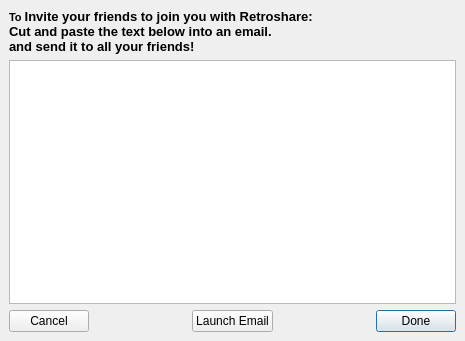
Above: rs-Qt-gui/src/gui/connect/InviteDialog.ui from autoscatto/retroshare before the change. Below: the same form after it.
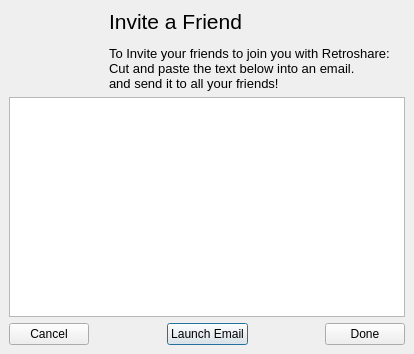
That is the form after the change.

The edit to the form file:
```diff
--- a/rs-Qt-gui/src/gui/connect/InviteDialog.ui
+++ b/rs-Qt-gui/src/gui/connect/InviteDialog.ui
@@ -5,8 +5,8 @@
    <rect>
     <x>0</x>
     <y>0</y>
-    <width>465</width>
-    <height>341</height>
+    <width>414</width>
+    <height>354</height>
    </rect>
   </property>
   <property name="windowTitle" >
@@ -19,26 +19,13 @@
    <property name="spacing" >
     <number>6</number>
    </property>
-   <item row="2" column="4" >
-    <widget class="QPushButton" name="doneButton" >
+   <item row="2" column="2" >
+    <widget class="QPushButton" name="emailButton" >
      <property name="text" >
-      <string>Done</string>
+      <string>Launch Email</string>
      </property>
     </widget>
    </item>
-   <item row="2" column="1" >
-    <spacer>
-     <property name="orientation" >
-      <enum>Qt::Horizontal</enum>
-     </property>
-     <property name="sizeHint" >
-      <size>
-       <width>40</width>
-       <height>20</height>
-      </size>
-     </property>
-    </spacer>
-   </item>
    <item row="1" column="0" colspan="5" >
     <widget class="QTextEdit" name="emailText" >
      <property name="readOnly" >
@@ -55,13 +42,506 @@
      </property>
     </widget>
    </item>
-   <item row="2" column="2" >
-    <widget class="QPushButton" name="emailButton" >
+   <item row="0" column="0" colspan="5" >
+    <widget class="QLabel" name="invitefriendLabel" >
+     <property name="palette" >
+      <palette>
+       <active>
+        <colorrole role="WindowText" >
+         <brush brushstyle="SolidPattern" >
+          <color alpha="255" >
+           <red>0</red>
+           <green>0</green>
+           <blue>0</blue>
+          </color>
+         </brush>
+        </colorrole>
+        <colorrole role="Button" >
+         <brush brushstyle="SolidPattern" >
+          <color alpha="255" >
+           <red>212</red>
+           <green>208</green>
+           <blue>200</blue>
+          </color>
+         </brush>
+        </colorrole>
+        <colorrole role="Light" >
+         <brush brushstyle="SolidPattern" >
+          <color alpha="255" >
+           <red>255</red>
+           <green>255</green>
+           <blue>255</blue>
+          </color>
+         </brush>
+        </colorrole>
+        <colorrole role="Midlight" >
+         <brush brushstyle="SolidPattern" >
+          <color alpha="255" >
+           <red>234</red>
+           <green>229</green>
+           <blue>220</blue>
+          </color>
+         </brush>
+        </colorrole>
+        <colorrole role="Dark" >
+         <brush brushstyle="SolidPattern" >
+          <color alpha="255" >
+           <red>128</red>
+           <green>128</green>
+           <blue>128</blue>
+          </color>
+         </brush>
+        </colorrole>
+        <colorrole role="Mid" >
+         <brush brushstyle="SolidPattern" >
+          <color alpha="255" >
+           <red>141</red>
+           <green>139</green>
+           <blue>133</blue>
+          </color>
+         </brush>
+        </colorrole>
+        <colorrole role="Text" >
+         <brush brushstyle="SolidPattern" >
+          <color alpha="255" >
+           <red>255</red>
+           <green>255</green>
+           <blue>255</blue>
+          </color>
+         </brush>
+        </colorrole>
+        <colorrole role="BrightText" >
+         <brush brushstyle="SolidPattern" >
+          <color alpha="255" >
+           <red>255</red>
+           <green>255</green>
+           <blue>255</blue>
+          </color>
+         </brush>
+        </colorrole>
+        <colorrole role="ButtonText" >
+         <brush brushstyle="SolidPattern" >
+          <color alpha="255" >
+           <red>0</red>
+           <green>0</green>
+           <blue>0</blue>
+          </color>
+         </brush>
+        </colorrole>
+        <colorrole role="Base" >
+         <brush brushstyle="SolidPattern" >
+          <color alpha="255" >
+           <red>255</red>
+           <green>255</green>
+           <blue>255</blue>
+          </color>
+         </brush>
+        </colorrole>
+        <colorrole role="Window" >
+         <brush brushstyle="SolidPattern" >
+          <color alpha="255" >
+           <red>212</red>
+           <green>208</green>
+           <blue>200</blue>
+          </color>
+         </brush>
+        </colorrole>
+        <colorrole role="Shadow" >
+         <brush brushstyle="SolidPattern" >
+          <color alpha="255" >
+           <red>64</red>
+           <green>64</green>
+           <blue>64</blue>
+          </color>
+         </brush>
+        </colorrole>
+        <colorrole role="Highlight" >
+         <brush brushstyle="SolidPattern" >
+          <color alpha="255" >
+           <red>10</red>
+           <green>36</green>
+           <blue>106</blue>
+          </color>
+         </brush>
+        </colorrole>
+        <colorrole role="HighlightedText" >
+         <brush brushstyle="SolidPattern" >
+          <color alpha="255" >
+           <red>255</red>
+           <green>255</green>
+           <blue>255</blue>
+          </color>
+         </brush>
+        </colorrole>
+        <colorrole role="Link" >
+         <brush brushstyle="SolidPattern" >
+          <color alpha="255" >
+           <red>0</red>
+           <green>0</green>
+           <blue>255</blue>
+          </color>
+         </brush>
+        </colorrole>
+        <colorrole role="LinkVisited" >
+         <brush brushstyle="SolidPattern" >
+          <color alpha="255" >
+           <red>255</red>
+           <green>0</green>
+           <blue>255</blue>
+          </color>
+         </brush>
+        </colorrole>
+        <colorrole role="AlternateBase" >
+         <brush brushstyle="SolidPattern" >
+          <color alpha="255" >
+           <red>232</red>
+           <green>232</green>
+           <blue>232</blue>
+          </color>
+         </brush>
+        </colorrole>
+       </active>
+       <inactive>
+        <colorrole role="WindowText" >
+         <brush brushstyle="SolidPattern" >
+          <color alpha="255" >
+           <red>0</red>
+           <green>0</green>
+           <blue>0</blue>
+          </color>
+         </brush>
+        </colorrole>
+        <colorrole role="Button" >
+         <brush brushstyle="SolidPattern" >
+          <color alpha="255" >
+           <red>212</red>
+           <green>208</green>
+           <blue>200</blue>
+          </color>
+         </brush>
+        </colorrole>
+        <colorrole role="Light" >
+         <brush brushstyle="SolidPattern" >
+          <color alpha="255" >
+           <red>255</red>
+           <green>255</green>
+           <blue>255</blue>
+          </color>
+         </brush>
+        </colorrole>
+        <colorrole role="Midlight" >
+         <brush brushstyle="SolidPattern" >
+          <color alpha="255" >
+           <red>234</red>
+           <green>229</green>
+           <blue>220</blue>
+          </color>
+         </brush>
+        </colorrole>
+        <colorrole role="Dark" >
+         <brush brushstyle="SolidPattern" >
+          <color alpha="255" >
+           <red>128</red>
+           <green>128</green>
+           <blue>128</blue>
+          </color>
+         </brush>
+        </colorrole>
+        <colorrole role="Mid" >
+         <brush brushstyle="SolidPattern" >
+          <color alpha="255" >
+           <red>141</red>
+           <green>139</green>
+           <blue>133</blue>
+          </color>
+         </brush>
+        </colorrole>
+        <colorrole role="Text" >
+         <brush brushstyle="SolidPattern" >
+          <color alpha="255" >
+           <red>255</red>
+           <green>255</green>
+           <blue>255</blue>
+          </color>
+         </brush>
+        </colorrole>
+        <colorrole role="BrightText" >
+         <brush brushstyle="SolidPattern" >
+          <color alpha="255" >
+           <red>255</red>
+           <green>255</green>
+           <blue>255</blue>
+          </color>
+         </brush>
+        </colorrole>
+        <colorrole role="ButtonText" >
+         <brush brushstyle="SolidPattern" >
+          <color alpha="255" >
+           <red>0</red>
+           <green>0</green>
+           <blue>0</blue>
+          </color>
+         </brush>
+        </colorrole>
+        <colorrole role="Base" >
+         <brush brushstyle="SolidPattern" >
+          <color alpha="255" >
+           <red>255</red>
+           <green>255</green>
+           <blue>255</blue>
+          </color>
+         </brush>
+        </colorrole>
+        <colorrole role="Window" >
+         <brush brushstyle="SolidPattern" >
+          <color alpha="255" >
+           <red>212</red>
+           <green>208</green>
+           <blue>200</blue>
+          </color>
+         </brush>
+        </colorrole>
+        <colorrole role="Shadow" >
+         <brush brushstyle="SolidPattern" >
+          <color alpha="255" >
+           <red>64</red>
+           <green>64</green>
+           <blue>64</blue>
+          </color>
+         </brush>
+        </colorrole>
+        <colorrole role="Highlight" >
+         <brush brushstyle="SolidPattern" >
+          <color alpha="255" >
+           <red>212</red>
+           <green>208</green>
+           <blue>200</blue>
+          </color>
+         </brush>
+        </colorrole>
+        <colorrole role="HighlightedText" >
+         <brush brushstyle="SolidPattern" >
+          <color alpha="255" >
+           <red>0</red>
+           <green>0</green>
+           <blue>0</blue>
+          </color>
+         </brush>
+        </colorrole>
+        <colorrole role="Link" >
+         <brush brushstyle="SolidPattern" >
+          <color alpha="255" >
+           <red>0</red>
+           <green>0</green>
+           <blue>255</blue>
+          </color>
+         </brush>
+        </colorrole>
+        <colorrole role="LinkVisited" >
+         <brush brushstyle="SolidPattern" >
+          <color alpha="255" >
+           <red>255</red>
+           <green>0</green>
+           <blue>255</blue>
+          </color>
+         </brush>
+        </colorrole>
+        <colorrole role="AlternateBase" >
+         <brush brushstyle="SolidPattern" >
+          <color alpha="255" >
+           <red>232</red>
+           <green>232</green>
+           <blue>232</blue>
+          </color>
+         </brush>
+        </colorrole>
+       </inactive>
+       <disabled>
+        <colorrole role="WindowText" >
+         <brush brushstyle="SolidPattern" >
+          <color alpha="255" >
+           <red>106</red>
+           <green>104</green>
+           <blue>100</blue>
+          </color>
+         </brush>
+        </colorrole>
+        <colorrole role="Button" >
+         <brush brushstyle="SolidPattern" >
+          <color alpha="255" >
+           <red>212</red>
+           <green>208</green>
+           <blue>200</blue>
+          </color>
+         </brush>
+        </colorrole>
+        <colorrole role="Light" >
+         <brush brushstyle="SolidPattern" >
+          <color alpha="255" >
+           <red>255</red>
+           <green>255</green>
+           <blue>255</blue>
+          </color>
+         </brush>
+        </colorrole>
+        <colorrole role="Midlight" >
+         <brush brushstyle="SolidPattern" >
+          <color alpha="255" >
+           <red>233</red>
+           <green>231</green>
+           <blue>227</blue>
+          </color>
+         </brush>
+        </colorrole>
+        <colorrole role="Dark" >
+         <brush brushstyle="SolidPattern" >
+          <color alpha="255" >
+           <red>128</red>
+           <green>128</green>
+           <blue>128</blue>
+          </color>
+         </brush>
+        </colorrole>
+        <colorrole role="Mid" >
+         <brush brushstyle="SolidPattern" >
+          <color alpha="255" >
+           <red>141</red>
+           <green>139</green>
+           <blue>133</blue>
+          </color>
+         </brush>
+        </colorrole>
+        <colorrole role="Text" >
+         <brush brushstyle="SolidPattern" >
+          <color alpha="255" >
+           <red>106</red>
+           <green>104</green>
+           <blue>100</blue>
+          </color>
+         </brush>
+        </colorrole>
+        <colorrole role="BrightText" >
+         <brush brushstyle="SolidPattern" >
+          <color alpha="255" >
+           <red>255</red>
+           <green>255</green>
+           <blue>255</blue>
+          </color>
+         </brush>
+        </colorrole>
+        <colorrole role="ButtonText" >
+         <brush brushstyle="SolidPattern" >
+          <color alpha="255" >
+           <red>106</red>
+           <green>104</green>
+           <blue>100</blue>
+          </color>
+         </brush>
+        </colorrole>
+        <colorrole role="Base" >
+         <brush brushstyle="SolidPattern" >
+          <color alpha="255" >
+           <red>212</red>
+           <green>208</green>
+           <blue>200</blue>
+          </color>
+         </brush>
+        </colorrole>
+        <colorrole role="Window" >
+         <brush brushstyle="SolidPattern" >
+          <color alpha="255" >
+           <red>212</red>
+           <green>208</green>
+           <blue>200</blue>
+          </color>
+         </brush>
+        </colorrole>
+        <colorrole role="Shadow" >
+         <brush brushstyle="SolidPattern" >
+          <color alpha="255" >
+           <red>0</red>
+           <green>0</green>
+           <blue>0</blue>
+          </color>
+         </brush>
+        </colorrole>
+        <colorrole role="Highlight" >
+         <brush brushstyle="SolidPattern" >
+          <color alpha="255" >
+           <red>10</red>
+           <green>36</green>
+           <blue>106</blue>
+          </color>
+         </brush>
+        </colorrole>
+        <colorrole role="HighlightedText" >
+         <brush brushstyle="SolidPattern" >
+          <color alpha="255" >
+           <red>255</red>
+           <green>255</green>
+           <blue>255</blue>
+          </color>
+         </brush>
+        </colorrole>
+        <colorrole role="Link" >
+         <brush brushstyle="SolidPattern" >
+          <color alpha="255" >
+           <red>0</red>
+           <green>0</green>
+           <blue>255</blue>
+          </color>
+         </brush>
+        </colorrole>
+        <colorrole role="LinkVisited" >
+         <brush brushstyle="SolidPattern" >
+          <color alpha="255" >
+           <red>255</red>
+           <green>0</green>
+           <blue>255</blue>
+          </color>
+         </brush>
+        </colorrole>
+        <colorrole role="AlternateBase" >
+         <brush brushstyle="SolidPattern" >
+          <color alpha="255" >
+           <red>232</red>
+           <green>232</green>
+           <blue>232</blue>
+          </color>
+         </brush>
+        </colorrole>
+       </disabled>
+      </palette>
+     </property>
      <property name="text" >
-      <string>Launch Email</string>
+      <string>&lt;html>&lt;head>&lt;meta name="qrichtext" content="1" />&lt;style type="text/css">
+p, li { white-space: pre-wrap; }
+&lt;/style>&lt;/head>&lt;body style=" font-family:'MS Shell Dlg 2'; font-size:8.25pt; font-weight:400; font-style:normal; text-decoration:none;">
+&lt;p style=" margin-top:0px; margin-bottom:0px; margin-left:0px; margin-right:0px; -qt-block-indent:0; text-indent:0px; font-family:'Arial'; font-size:8pt;">&lt;span style=" font-size:16pt;">Invite a Friend&lt;/span>&lt;br />&lt;br />&lt;span style=" font-size:10pt;">To Invite your friends to join you with Retroshare: &lt;/span>&lt;/p>
+&lt;p style=" margin-top:0px; margin-bottom:0px; margin-left:0px; margin-right:0px; -qt-block-indent:0; text-indent:0px; font-family:'Arial'; font-size:10pt;">Cut and paste the text below into an email.&lt;/p>
+&lt;p style=" margin-top:0px; margin-bottom:0px; margin-left:0px; margin-right:0px; -qt-block-indent:0; text-indent:0px; font-family:'Arial'; font-size:10pt;">and send it to all your friends!&lt;/p>&lt;/body>&lt;/html></string>
+     </property>
+     <property name="alignment" >
+      <set>Qt::AlignLeading|Qt::AlignLeft|Qt::AlignVCenter</set>
+     </property>
+     <property name="indent" >
+      <number>100</number>
      </property>
     </widget>
    </item>
+   <item row="2" column="3" >
+    <spacer>
+     <property name="orientation" >
+      <enum>Qt::Horizontal</enum>
+     </property>
+     <property name="sizeHint" >
+      <size>
+       <width>40</width>
+       <height>20</height>
+      </size>
+     </property>
+    </spacer>
+   </item>
    <item row="2" column="0" >
     <widget class="QPushButton" name="cancelButton" >
      <property name="text" >
@@ -69,7 +549,7 @@
      </property>
     </widget>
    </item>
-   <item row="2" column="3" >
+   <item row="2" column="1" >
     <spacer>
      <property name="orientation" >
       <enum>Qt::Horizontal</enum>
@@ -82,15 +562,10 @@
      </property>
     </spacer>
    </item>
-   <item row="0" column="0" colspan="5" >
-    <widget class="QLabel" name="label" >
+   <item row="2" column="4" >
+    <widget class="QPushButton" name="doneButton" >
      <property name="text" >
-      <string>&lt;html>&lt;head>&lt;meta name="qrichtext" content="1" />&lt;style type="text/css">
-p, li { white-space: pre-wrap; }
-&lt;/style>&lt;/head>&lt;body style=" font-family:'Arial'; font-size:8pt; font-weight:400; font-style:normal; text-decoration:none;">
-&lt;p style=" margin-top:0px; margin-bottom:0px; margin-left:0px; margin-right:0px; -qt-block-indent:0; text-indent:0px;">&lt;span style=" font-weight:600;">To &lt;/span>&lt;span style=" font-size:10pt; font-weight:600;">Invite your friends to join you with Retroshare: &lt;/span>&lt;/p>
-&lt;p style=" margin-top:0px; margin-bottom:0px; margin-left:0px; margin-right:0px; -qt-block-indent:0; text-indent:0px; font-size:10pt; font-weight:600;">Cut and paste the text below into an email.&lt;/p>
-&lt;p style=" margin-top:0px; margin-bottom:0px; margin-left:0px; margin-right:0px; -qt-block-indent:0; text-indent:0px; font-size:10pt; font-weight:600;">and send it to all your friends!&lt;/p>&lt;/body>&lt;/html></string>
+      <string>Done</string>
      </property>
     </widget>
    </item>
```
